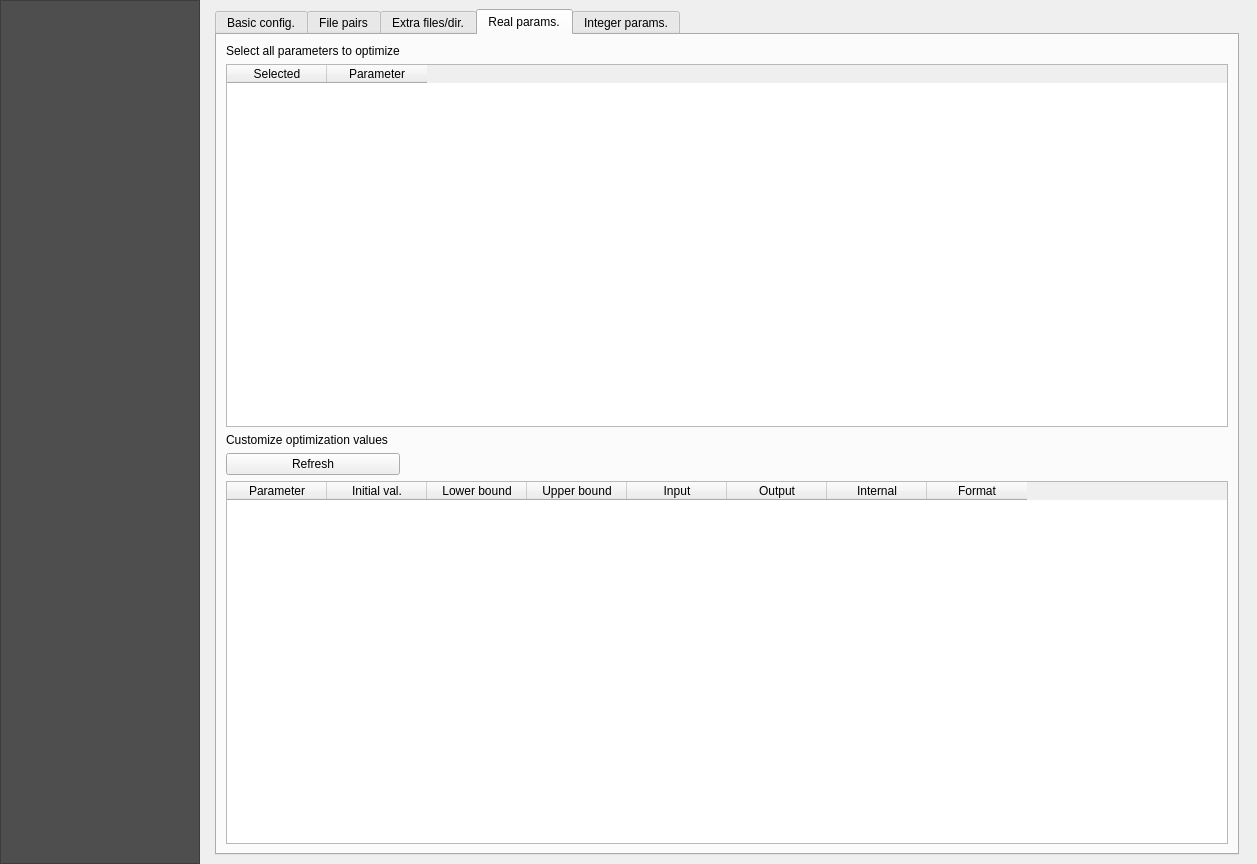
First picture: the form in qraven/qraven_dialog_base.ui, repository Scriptbash/QRaven, before the edit.
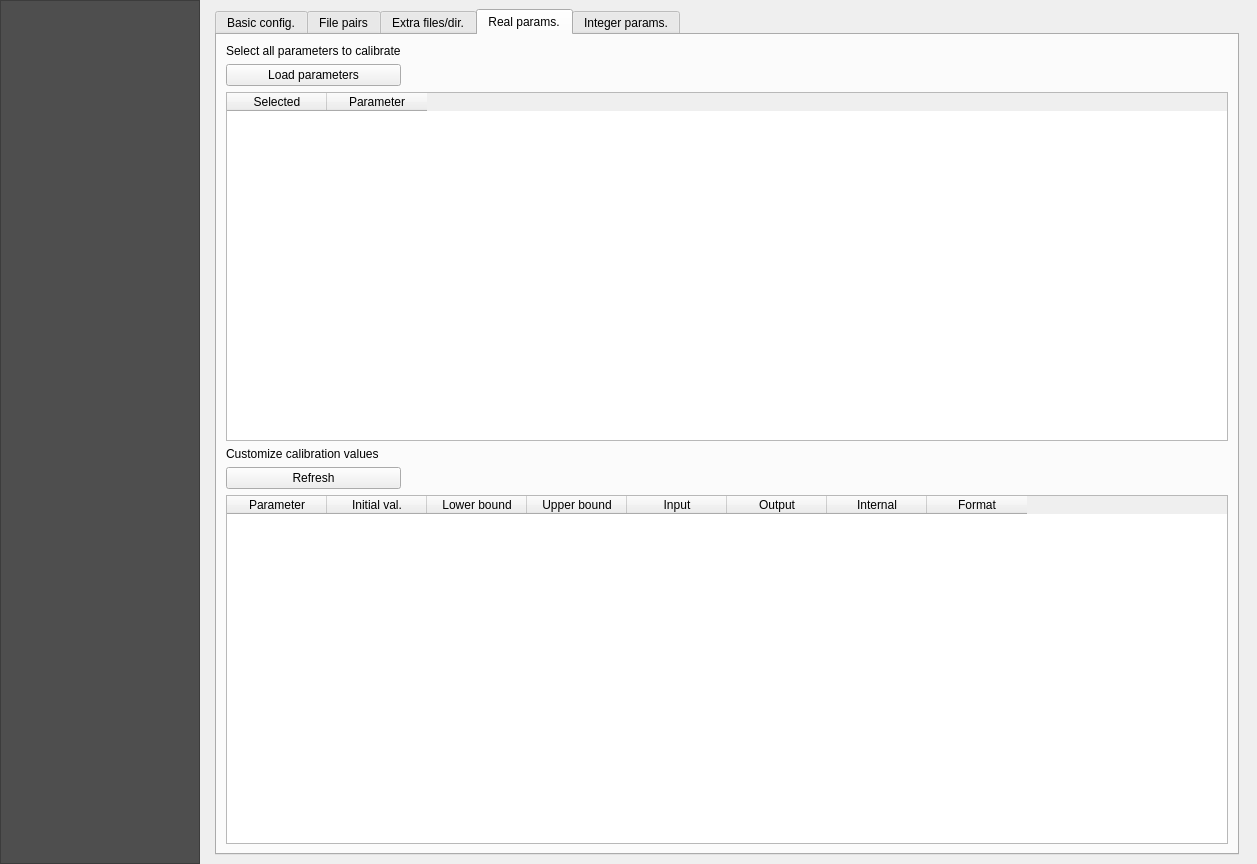
Second picture: the form after the edit. The open tabs and pages were chosen to show the change. Icons and pictures are not drawn. Custom widgets are drawn as their Qt base class.

Commit message: Load parameters to calibrate

The edit to the form file:
```diff
--- a/qraven/qraven_dialog_base.ui
+++ b/qraven/qraven_dialog_base.ui
@@ -5639,39 +5639,19 @@
               <item row="0" column="0">
                <widget class="QLabel" name="label_109">
                 <property name="text">
-                 <string>Select all parameters to optimize</string>
+                 <string>Select all parameters to calibrate</string>
                 </property>
                </widget>
               </item>
-              <item row="2" column="0">
-               <widget class="QLabel" name="label_110">
-                <property name="text">
-                 <string>Customize optimization values</string>
-                </property>
-               </widget>
-              </item>
-              <item row="4" column="0">
-               <widget class="QPushButton" name="pushButton_3">
+              <item row="5" column="0">
+               <widget class="QPushButton" name="btn_ost_refresh_vals">
                 <property name="text">
                  <string>Refresh</string>
                 </property>
                </widget>
               </item>
-              <item row="4" column="1">
-               <spacer name="horizontalSpacer_21">
-                <property name="orientation">
-                 <enum>Qt::Horizontal</enum>
-                </property>
-                <property name="sizeHint" stdset="0">
-                 <size>
-                  <width>40</width>
-                  <height>20</height>
-                 </size>
-                </property>
-               </spacer>
-              </item>
-              <item row="1" column="0" colspan="2">
-               <widget class="QTableWidget" name="tableWidget_2">
+              <item row="2" column="0" colspan="2">
+               <widget class="QTableWidget" name="table_ost_params">
                 <column>
                  <property name="text">
                   <string>Selected</string>
@@ -5684,8 +5664,8 @@
                 </column>
                </widget>
               </item>
-              <item row="5" column="0" colspan="2">
-               <widget class="QTableWidget" name="tableWidget_3">
+              <item row="6" column="0" colspan="2">
+               <widget class="QTableWidget" name="table_ost_values">
                 <column>
                  <property name="text">
                   <string>Parameter</string>
@@ -5728,6 +5708,33 @@
                 </column>
                </widget>
               </item>
+              <item row="5" column="1">
+               <spacer name="horizontalSpacer_21">
+                <property name="orientation">
+                 <enum>Qt::Horizontal</enum>
+                </property>
+                <property name="sizeHint" stdset="0">
+                 <size>
+                  <width>40</width>
+                  <height>20</height>
+                 </size>
+                </property>
+               </spacer>
+              </item>
+              <item row="3" column="0">
+               <widget class="QLabel" name="label_110">
+                <property name="text">
+                 <string>Customize calibration values</string>
+                </property>
+               </widget>
+              </item>
+              <item row="1" column="0">
+               <widget class="QPushButton" name="btn_ost_load_params">
+                <property name="text">
+                 <string>Load parameters</string>
+                </property>
+               </widget>
+              </item>
              </layout>
             </widget>
             <widget class="QWidget" name="tab_13">
```
Left out of the diff: 4 changed lines with no effect on the pictures. The commit also changes 3 other files.
